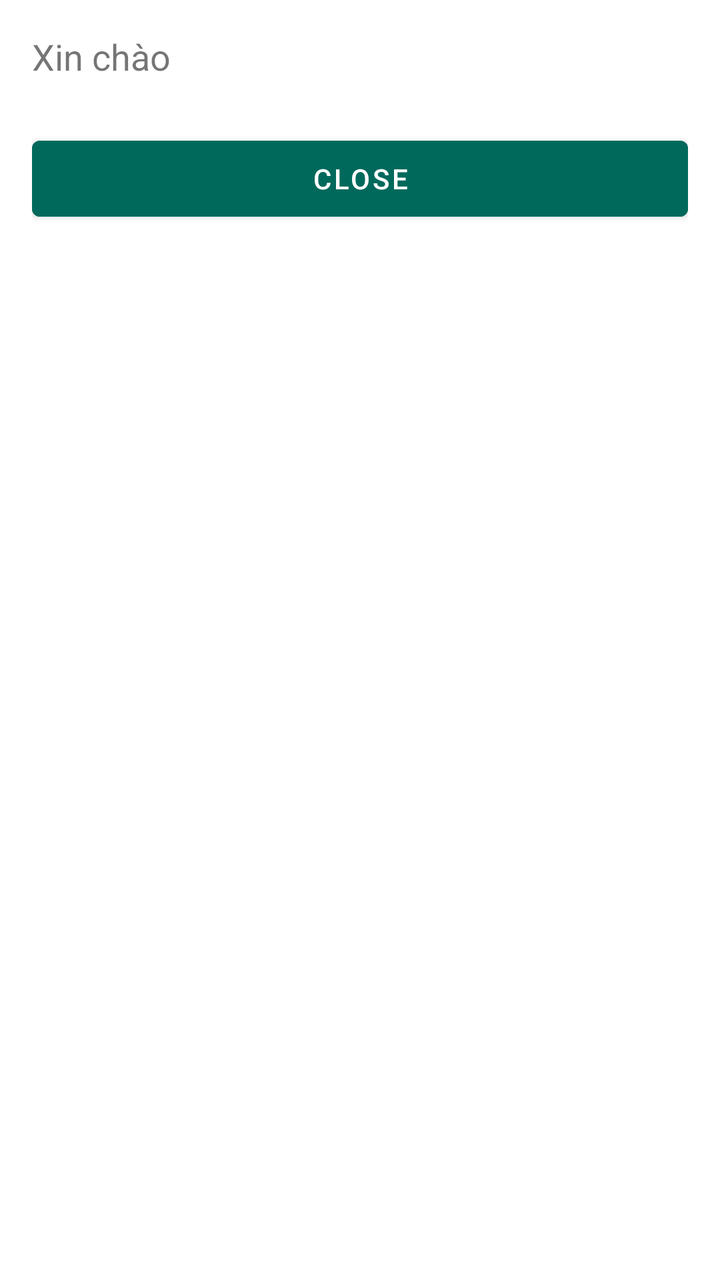
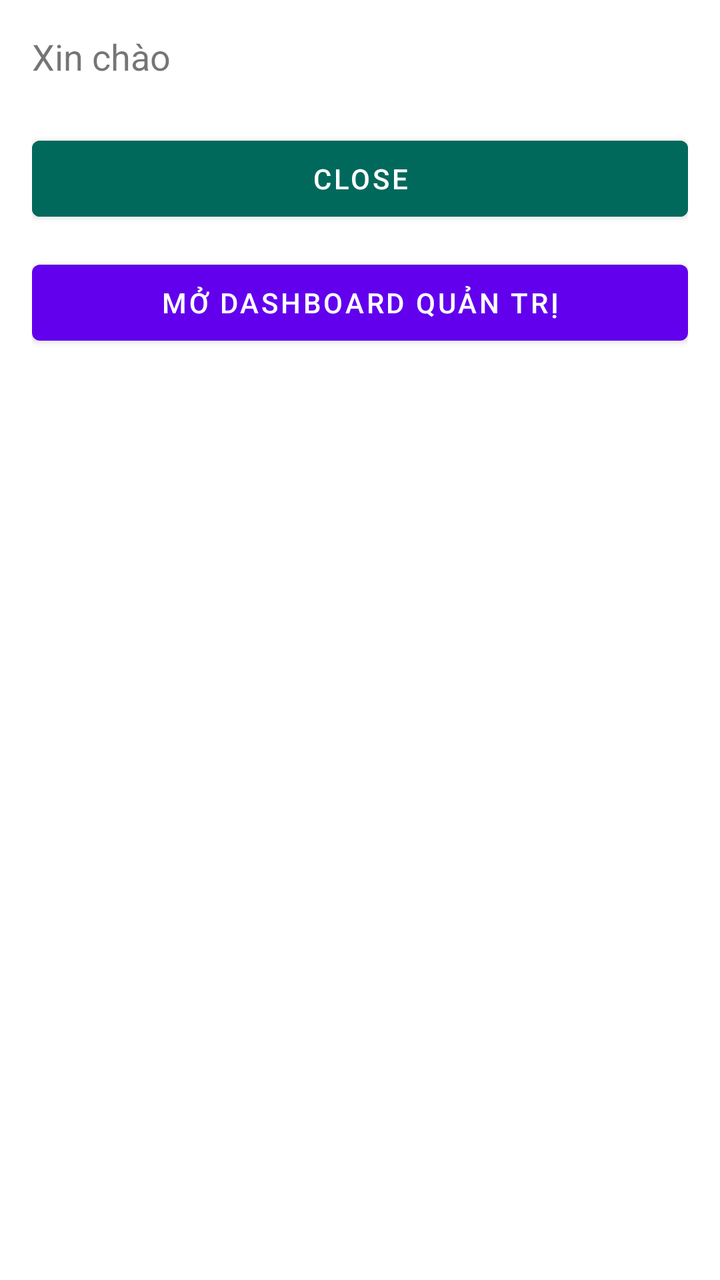

An Android layout rendered at two revisions. The XML below is the earlier revision; the diff shows what the commit changed to produce the second picture.
<!-- AndroidManifest.xml: application theme Theme.MyApplication -->
<!-- res/layout/activity_home.xml -->
<?xml version="1.0" encoding="utf-8"?>
<LinearLayout xmlns:android="http://schemas.android.com/apk/res/android"
    android:layout_width="match_parent"
    android:layout_height="match_parent"
    android:orientation="vertical"
    android:padding="16dp">

    <TextView
        android:id="@+id/greetingText"
        android:layout_width="wrap_content"
        android:layout_height="wrap_content"
        android:textSize="18sp"
        android:text="Xin chào"
        android:layout_marginBottom="24dp"/>

    <com.google.android.material.button.MaterialButton
        android:id="@+id/closeButton"
        android:layout_width="match_parent"
        android:layout_height="50dp"
        android:text="Close"
        android:textColor="@android:color/white"
        android:backgroundTint="#00695C"/>

</LinearLayout>
<!-- resources referenced by this layout -->
<resources>
  <style name="Theme.MyApplication" parent="Theme.MaterialComponents.Light.NoActionBar" />
</resources>

<!-- the commit's change to res/layout/activity_home.xml (unified diff, before → after) -->
@@ -21,4 +21,11 @@
         android:textColor="@android:color/white"
         android:backgroundTint="#00695C"/>
 
+    <com.google.android.material.button.MaterialButton
+        android:id="@+id/btnOpenAdminDashboard"
+        android:layout_width="match_parent"
+        android:layout_height="50dp"
+        android:text="Mở Dashboard Quản trị"
+        android:layout_marginTop="12dp"/>
+
 </LinearLayout>
